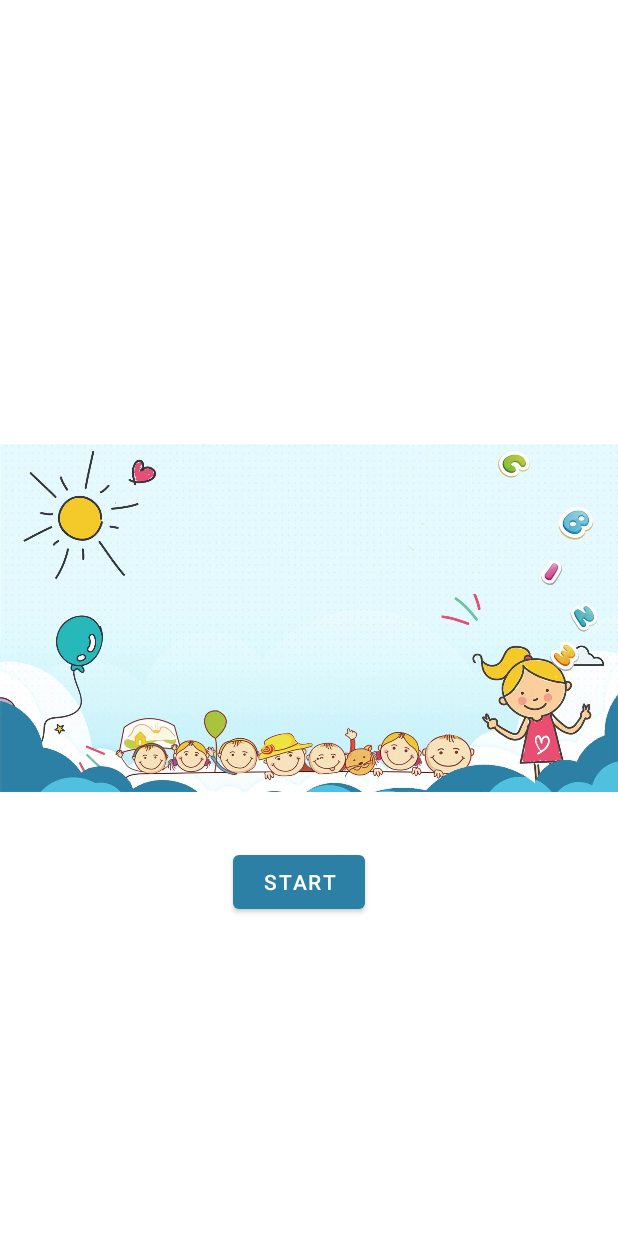
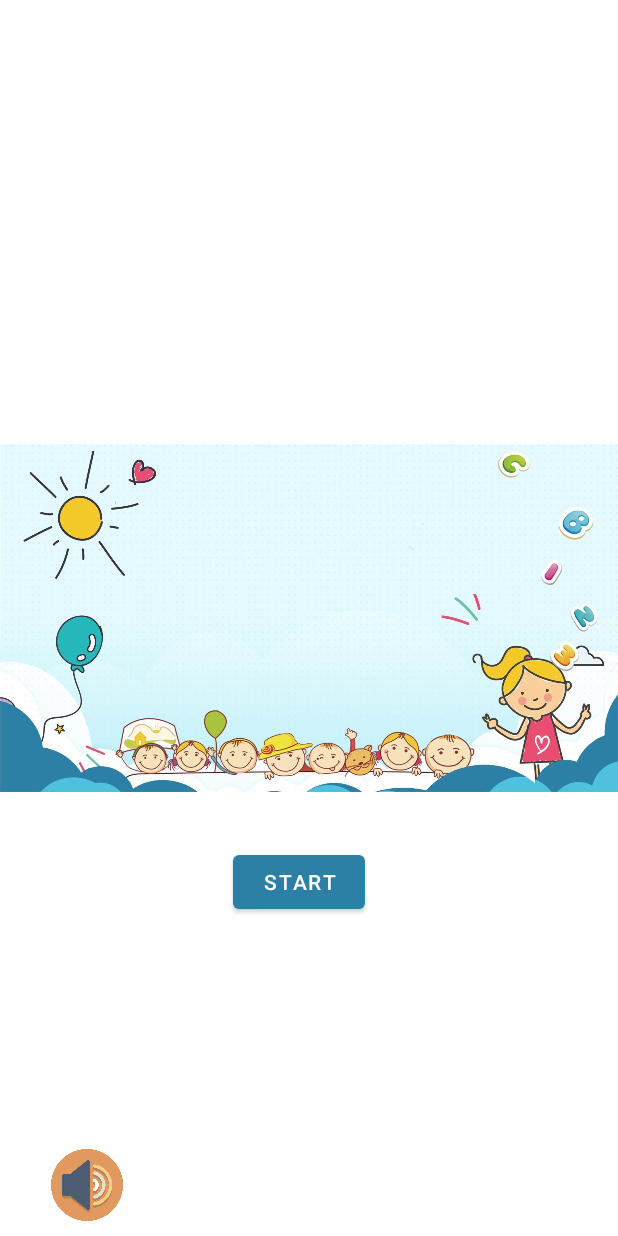
Before and after one commit to Ginzd/KidsMathLearning, an Android app: the screen it shows after launch (MainActivity), on a phone screen of 412 x 824 dp. Run offline under Robolectric (Android 15) with nearby library versions, the phone set to English and light mode, and no system bars; 1 statement that could not run was skipped.

Commit message:
hiue
hiue

```diff
--- a/app/src/main/AndroidManifest.xml
+++ b/app/src/main/AndroidManifest.xml
@@ -9,6 +9,7 @@
         android:roundIcon="@mipmap/ic_launcher_round"
         android:supportsRtl="true"
         android:theme="@style/Theme.KidsMathLearning">
+        <activity android:name=".MainActivity_Home"></activity>
         <activity android:name=".MainActivity">
             <intent-filter>
                 <action android:name="android.intent.action.MAIN" />
--- a/app/src/main/java/com/example/kidsmathlearning/MainActivity.java
+++ b/app/src/main/java/com/example/kidsmathlearning/MainActivity.java
@@ -4,6 +4,7 @@ import androidx.appcompat.app.AppCompatActivity;
 import androidx.constraintlayout.widget.ConstraintSet;
 
 import android.content.Intent;
+import android.media.MediaPlayer;
 import android.os.Bundle;
 import android.view.View;
 import android.view.animation.Animation;
@@ -14,27 +15,47 @@ import android.widget.Toast;
 
 public class MainActivity extends AppCompatActivity {
 
-    ImageView imgLogo;
+    ImageView imgLogo, imgNhacNen;
+    private MediaPlayer mediaPlayer;
 
     @Override
     protected void onCreate(Bundle savedInstanceState) {
         super.onCreate(savedInstanceState);
         setContentView(R.layout.activity_main);
         Button button = findViewById(R.id.button);
+        imgNhacNen = findViewById(R.id.imageView2);
+        mediaPlayer = MediaPlayer.create(this, R.raw.nhacnen);
         MyRunnable myRunnable = new MyRunnable();
         myRunnable.start();
+
+        imgNhacNen.setOnClickListener(new View.OnClickListener() {
+            @Override
+            public void onClick(View view) {
+                pauseAction();
+            }
+        });
         button.setOnClickListener(new View.OnClickListener() {
             @Override
             public void onClick(View view) {
-                Toast.makeText(MainActivity.this, "Hiếu", Toast.LENGTH_SHORT).show();
-                Toast.makeText(MainActivity.this, "Hiếu", Toast.LENGTH_SHORT).show();
-                Toast.makeText(MainActivity.this, "Hiếu", Toast.LENGTH_SHORT).show();
-                Toast.makeText(MainActivity.this, "Hiếu", Toast.LENGTH_SHORT).show();
-                Toast.makeText(MainActivity.this, "Hiếu", Toast.LENGTH_SHORT).show();
-                Toast.makeText(MainActivity.this, "Hiếu ngu vcl", Toast.LENGTH_SHORT).show();
+                Intent intent = new Intent(MainActivity.this, MainActivity_Home.class);
+                startActivity(intent);
             }
         });
     }
+
+
+    public int PlayAction() {
+        mediaPlayer.start();
+        return 1;
+    }
+
+    public int pauseAction() {
+        mediaPlayer.pause();
+        imgNhacNen.setImageResource(R.drawable.unloa);
+        return -1;
+    }
+
+
     private class MyRunnable extends Thread {
         @Override
         public void run() {
@@ -43,6 +64,7 @@ public class MainActivity extends AppCompatActivity {
                 imgLogo = findViewById(R.id.imageViewlogo);
                 Animation animation = AnimationUtils.loadAnimation(MainActivity.this, R.anim.demo);
                 imgLogo.startAnimation(animation);
+                PlayAction();
             } catch (InterruptedException e) {
                 e.printStackTrace();
             }
--- a/app/src/main/res/layout/activity_main.xml
+++ b/app/src/main/res/layout/activity_main.xml
@@ -43,4 +43,16 @@
         app:layout_constraintVertical_bias="0.0"
         app:srcCompat="@drawable/hieu" />
 
+    <ImageView
+        android:id="@+id/imageView2"
+        android:layout_width="48dp"
+        android:layout_height="68dp"
+        app:layout_constraintBottom_toBottomOf="parent"
+        app:layout_constraintEnd_toEndOf="parent"
+        app:layout_constraintHorizontal_bias="0.094"
+        app:layout_constraintStart_toStartOf="parent"
+        app:layout_constraintTop_toTopOf="parent"
+        app:layout_constraintVertical_bias="1.0"
+        app:srcCompat="@drawable/loa" />
+
 </androidx.constraintlayout.widget.ConstraintLayout>
```
Also changed, not shown: app/src/main/java/com/example/kidsmathlearning/MainActivity_Home.java (added, +20 -0 lines), app/src/main/res/layout/activity_main__home.xml (added, +31 -0 lines), app/src/main/res/drawable/anhhome.jpg (added), app/src/main/res/drawable/loa.png (added), app/src/main/res/drawable/unloa.png (added), 1 other file.
